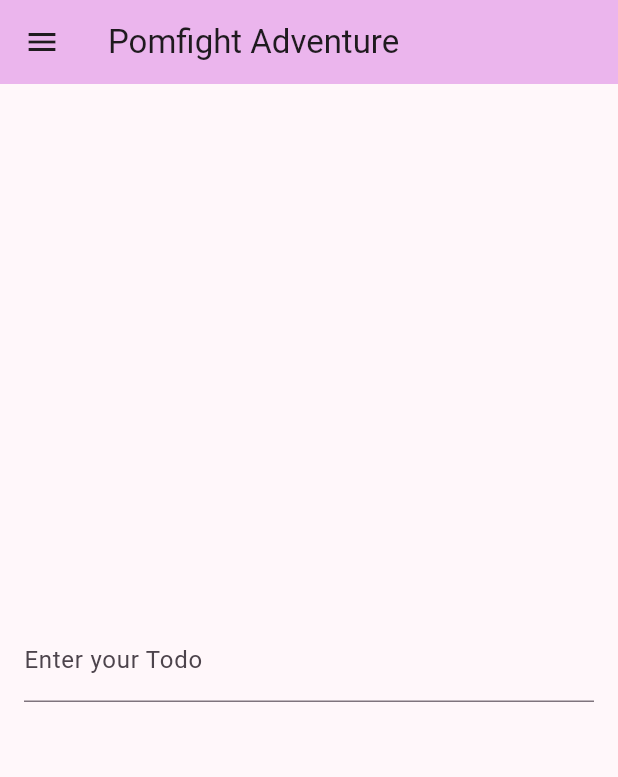
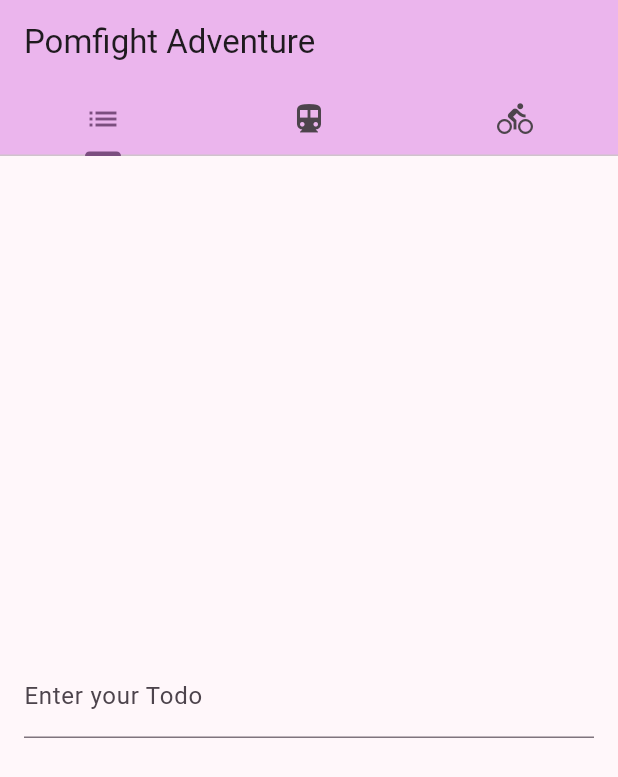
Before and after one commit to fikullmann/pfa-flutter, a Flutter app: the screen it shows after launch, on a phone screen of 412 x 824 dp. Shown: the top 777 px of the screen. Run offline on Flutter 3.47's test engine with Material 3 defaults, Android fonts, the phone set to English and light mode, and no system bars.

Commit message:
created TabViewing, exported TodoView to own file

```diff
--- /dev/null
+++ b/lib/TodoView.dart
@@ -0,0 +1,69 @@
+import 'package:flutter/material.dart';
+
+import 'TodoWidget.dart';
+
+class TodoView extends StatefulWidget {
+  const TodoView({super.key});
+
+  @override
+  State<TodoView> createState() => _TodoState();
+
+}
+
+class _TodoState extends State<TodoView> {
+  List<String> todoStrings = [];
+  final List<bool> _isSelected = [];
+  final todoInputController = TextEditingController();
+
+  @override
+  void dispose() {
+    // Clean up the controller when the widget is disposed.
+    todoInputController.dispose();
+    super.dispose();
+  }
+
+  void createTodo(String input) {
+    if (input.isNotEmpty) {
+      setState(() {
+        todoStrings.add(input);
+      });
+    }
+  }
+
+  List<Widget> createTodoWidgets() {
+    List<Widget> testTodo = [];
+    for (var (i, todoString) in todoStrings.indexed) {
+      if (i >= _isSelected.length) {
+        _isSelected.add(false);
+      }
+      testTodo.add(TodoWidget(label: todoString, value: _isSelected[i], onChanged: (bool newValue) {
+        setState(() {
+          _isSelected[i] = newValue;
+        });
+      }));
+    }
+    return testTodo;
+  }
+
+  @override
+  Widget build(BuildContext context) {
+    return Center(
+      child: Column(
+        mainAxisAlignment: MainAxisAlignment.center,
+        children: <Widget>[
+          Padding(padding: const EdgeInsets.symmetric(horizontal: 16, vertical: 16),
+            child: TextFormField(
+              decoration: const InputDecoration(
+                border: UnderlineInputBorder(),
+                labelText: 'Enter your Todo',
+              ),
+              controller: todoInputController,
+              onFieldSubmitted: (String input) { createTodo(input); todoInputController.clear(); },
+            ),
+          ),
+        ] + createTodoWidgets(),
+      )
+    );
+  }
+
+}
--- a/lib/main.dart
+++ b/lib/main.dart
@@ -1,5 +1,7 @@
 import 'package:flutter/material.dart';
+import 'package:pfa/BubbleWrap.dart';
 import 'package:pfa/Drawer.dart';
+import 'package:pfa/TodoView.dart';
 import 'package:pfa/TodoWidget.dart';
 
 
@@ -42,39 +44,6 @@ class MyHomePage extends StatefulWidget {
 }
 
 class _MyHomePageState extends State<MyHomePage> {
-  List<String> todoStrings = [];
-  final List<bool> _isSelected = [];
-  final todoInputController = TextEditingController();
-
-  @override
-  void dispose() {
-    // Clean up the controller when the widget is disposed.
-    todoInputController.dispose();
-    super.dispose();
-  }
-
-  void createTodo(String input) {
-    if (input.isNotEmpty) {
-      setState(() {
-        todoStrings.add(input);
-      });
-    }
-  }
-
-  List<Widget> createTodoWidgets() {
-    List<Widget> testTodo = [];
-    for (var (i, todoString) in todoStrings.indexed) {
-      if (i >= _isSelected.length) {
-        _isSelected.add(false);
-      }
-      testTodo.add(TodoWidget(label: todoString, value: _isSelected[i], onChanged: (bool newValue) {
-        setState(() {
-          _isSelected[i] = newValue;
-        });
-      }));
-    }
-    return testTodo;
-  }
 
   @override
   Widget build(BuildContext context) {
@@ -85,29 +54,25 @@ class _MyHomePageState extends State<MyHomePage> {
     // The Flutter framework has been optimized to make rerunning build methods
     // fast, so that you can just rebuild anything that needs updating rather
     // than having to individually change instances of widgets.
-    return Scaffold(
-      appBar: AppBar(
-        backgroundColor: Theme.of(context).colorScheme.inversePrimary,
-        title: Text(widget.title),
-      ),
-      drawer: drawer,
-      body: Center(
-        child: Column(
-          mainAxisAlignment: MainAxisAlignment.center,
-          children: <Widget>[
-            Padding(padding: const EdgeInsets.symmetric(horizontal: 16, vertical: 16),
-            child: TextFormField(
-              decoration: const InputDecoration(
-                border: UnderlineInputBorder(),
-                labelText: 'Enter your Todo',
-              ),
-              controller: todoInputController,
-              onFieldSubmitted: (String input) { createTodo(input); todoInputController.clear(); },
-            ),
-            ),
-          ] + createTodoWidgets(),
+    return DefaultTabController(length: 3,
+      child: Scaffold(
+        appBar: AppBar(
+          backgroundColor: Theme.of(context).colorScheme.inversePrimary,
+          title: Text(widget.title),
+          bottom: const TabBar(tabs: [
+            Tab(icon: Icon(Icons.list)),
+            Tab(icon: Icon(Icons.directions_transit)),
+            Tab(icon: Icon(Icons.directions_bike)),
+          ]),
         ),
-      ), // This trailing comma makes auto-formatting nicer for build methods.
+        body: TabBarView(
+          children: [
+            TodoView(),
+            BubbleWrapView(50),
+            Column(),
+          ],
+        ), // This trailing comma makes auto-formatting nicer for build methods.
+      )
     );
   }
 }
```
